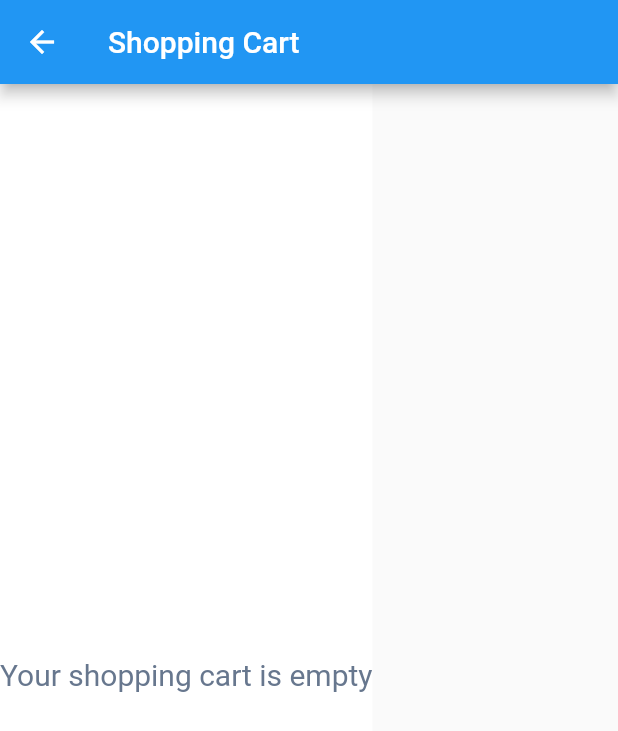
After one commit to rhn0091/KANTIN_WIKRAMA, a Flutter app: the ShoppingCartScreen screen opened directly, on a phone screen of 412 x 824 dp. The commit adds this screen. Shown: the top 731 px of the screen. Run offline on Flutter 3.47's test engine with Material 2 defaults, Android fonts, the light colour scheme and no system bars; Roboto replaces fonts that are missing (Roboto-Light).

```diff
--- /dev/null
+++ b/lib/keranjang.dart
@@ -0,0 +1,48 @@
+import 'package:flutter/cupertino.dart';
+import 'package:flutter/material.dart';
+
+class ShoppingCartScreen extends StatefulWidget {
+  @override
+  _ShoppingCartScreenState createState() => _ShoppingCartScreenState();
+}
+
+class _ShoppingCartScreenState extends State<ShoppingCartScreen> {
+  @override
+  Widget build(BuildContext context) {
+    return Scaffold(
+      appBar: AppBar(
+        title: Text('Shopping Cart'),
+      ),
+      body: EmptyShoppingCartScreen(),
+    );
+  }
+}
+
+class EmptyShoppingCartScreen extends StatelessWidget {
+  @override
+  Widget build(BuildContext context) {
+    return SafeArea(
+      child: Container(
+        decoration: BoxDecoration(color: Colors.white),
+        child: Column(
+          mainAxisAlignment: MainAxisAlignment.center,
+          children: <Widget>[
+            SizedBox(
+              height: 20,
+            ),
+            Text(
+              "Your shopping cart is empty",
+              style: TextStyle(
+                color: Color(0xFF67778E),
+                fontFamily: 'Roboto-Light', // removed '.ttf' extension
+                fontSize: 20,
+                fontStyle: FontStyle.normal,
+              ),
+              textAlign: TextAlign.center,
+            )
+          ],
+        ),
+      ),
+    );
+  }
+}
--- a/pubspec.yaml
+++ b/pubspec.yaml
@@ -37,6 +37,11 @@ dependencies:
   cupertino_icons: ^1.0.2
   mysql1: ^0.20.0
   http: ^1.1.0
+  provider: ^6.1.2
+  badges: ^3.1.2
+  sqflite: ^2.3.2
+  path_provider: ^2.1.2
+  shared_preferences: ^2.2.2
 
 dev_dependencies:
   flutter_test:
```
Also changed, not shown: lib/beranda.dart (+9 -3 lines), lib/detail.dart (+12 -6 lines), pubspec.lock, 1 other file.
